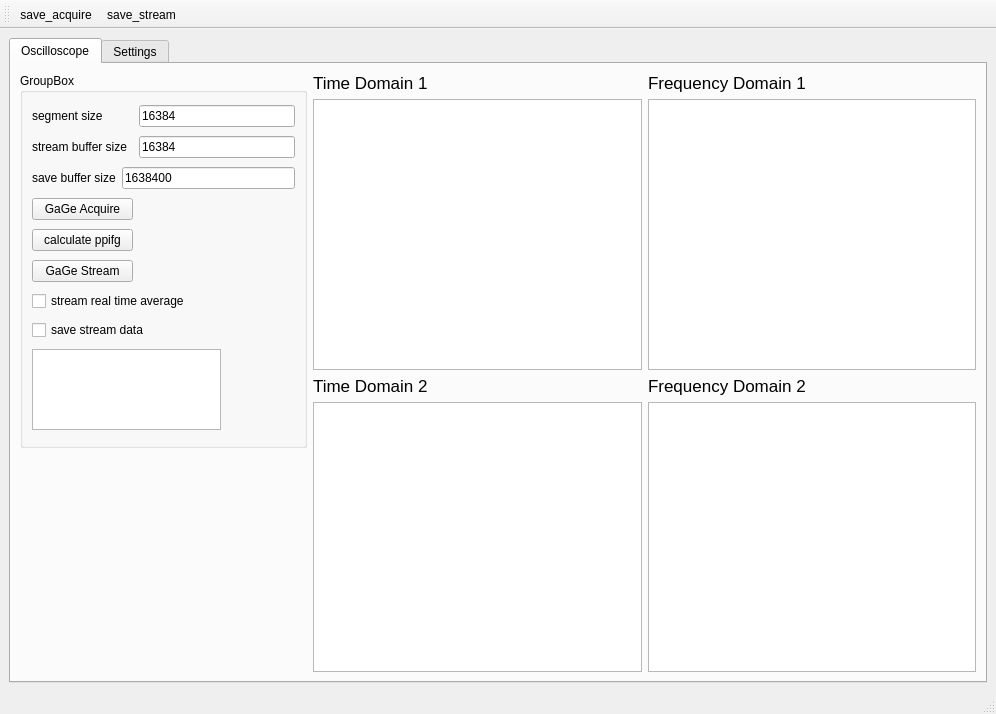
This is main_window/form.ui in UCBoulder/GaGe_Digitzer_Python as Qt 5 draws it before an edit. The edited form follows.
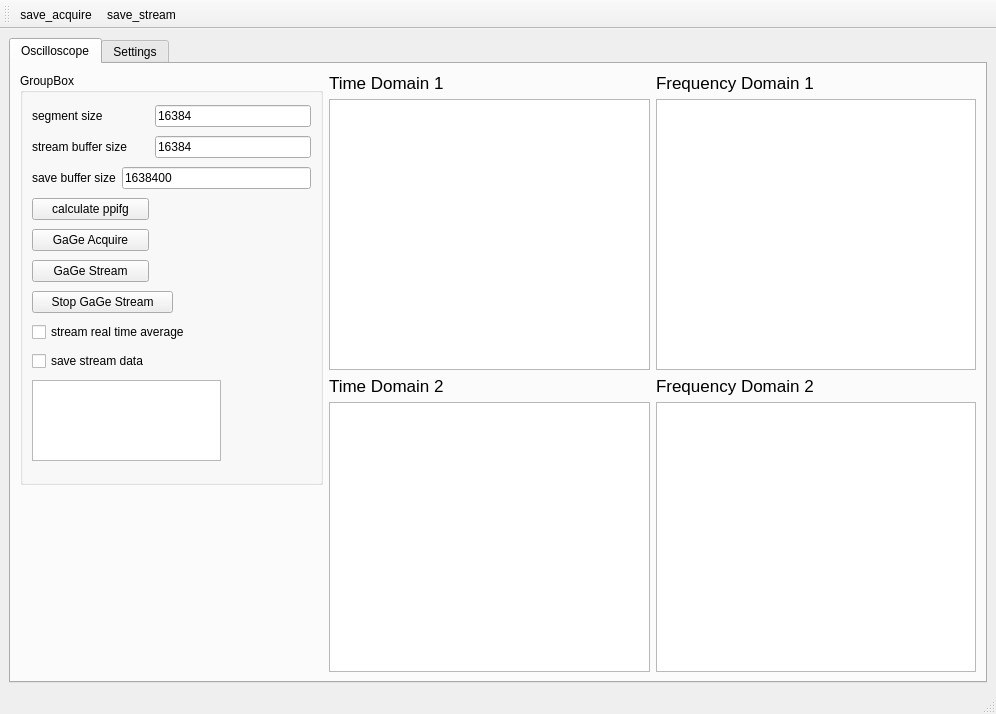
This is the edited form. Icons and pictures are not drawn. Custom widgets are drawn as their Qt base class.

What changed in the file:
```diff
--- a/main_window/form.ui
+++ b/main_window/form.ui
@@ -29,14 +29,14 @@
          <widget class="QGroupBox" name="groupBox">
           <property name="minimumSize">
            <size>
-            <width>287</width>
-            <height>375</height>
+            <width>303</width>
+            <height>412</height>
            </size>
           </property>
           <property name="maximumSize">
            <size>
-            <width>287</width>
-            <height>375</height>
+            <width>303</width>
+            <height>412</height>
            </size>
           </property>
           <property name="title">
@@ -50,7 +50,7 @@
              </property>
             </widget>
            </item>
-           <item row="0" column="2" colspan="2">
+           <item row="0" column="2" colspan="3">
             <widget class="QLineEdit" name="le_segmentsize">
              <property name="text">
               <string>16384</string>
@@ -64,7 +64,7 @@
              </property>
             </widget>
            </item>
-           <item row="1" column="2" colspan="2">
+           <item row="1" column="2" colspan="3">
             <widget class="QLineEdit" name="le_buffersize">
              <property name="text">
               <string>16384</string>
@@ -78,7 +78,7 @@
              </property>
             </widget>
            </item>
-           <item row="2" column="1" colspan="3">
+           <item row="2" column="1" colspan="4">
             <widget class="QLineEdit" name="le_savebuffersize">
              <property name="text">
               <string>1638400</string>
@@ -86,13 +86,13 @@
             </widget>
            </item>
            <item row="3" column="0" colspan="2">
-            <widget class="QPushButton" name="pb_gage_acquire">
+            <widget class="QPushButton" name="pb_calc_ppifg">
              <property name="text">
-              <string>GaGe Acquire</string>
+              <string>calculate ppifg</string>
              </property>
             </widget>
            </item>
-           <item row="3" column="3">
+           <item row="3" column="3" rowspan="2" colspan="2">
             <spacer name="horizontalSpacer">
              <property name="orientation">
               <enum>Qt::Horizontal</enum>
@@ -106,9 +106,9 @@
             </spacer>
            </item>
            <item row="4" column="0" colspan="2">
-            <widget class="QPushButton" name="pb_calc_ppifg">
+            <widget class="QPushButton" name="pb_gage_acquire">
              <property name="text">
-              <string>calculate ppifg</string>
+              <string>GaGe Acquire</string>
              </property>
             </widget>
            </item>
@@ -119,21 +119,41 @@
              </property>
             </widget>
            </item>
-           <item row="6" column="0" colspan="4">
+           <item row="6" column="0" colspan="3">
+            <widget class="QPushButton" name="pb_stop_gage_stream">
+             <property name="text">
+              <string>Stop GaGe Stream</string>
+             </property>
+            </widget>
+           </item>
+           <item row="6" column="4">
+            <spacer name="horizontalSpacer_5">
+             <property name="orientation">
+              <enum>Qt::Horizontal</enum>
+             </property>
+             <property name="sizeHint" stdset="0">
+              <size>
+               <width>98</width>
+               <height>20</height>
+              </size>
+             </property>
+            </spacer>
+           </item>
+           <item row="7" column="0" colspan="4">
             <widget class="QCheckBox" name="cb_average">
              <property name="text">
               <string>stream real time average</string>
              </property>
             </widget>
            </item>
-           <item row="7" column="0" colspan="3">
+           <item row="8" column="0" colspan="2">
             <widget class="QCheckBox" name="cb_save_stream">
              <property name="text">
               <string>save stream data</string>
              </property>
             </widget>
            </item>
-           <item row="8" column="0" colspan="4">
+           <item row="9" column="0" colspan="5">
             <widget class="QTextBrowser" name="tb_monitor">
              <property name="maximumSize">
               <size>
```
Left out of the diff: 2 changed lines with no effect on the pictures.
